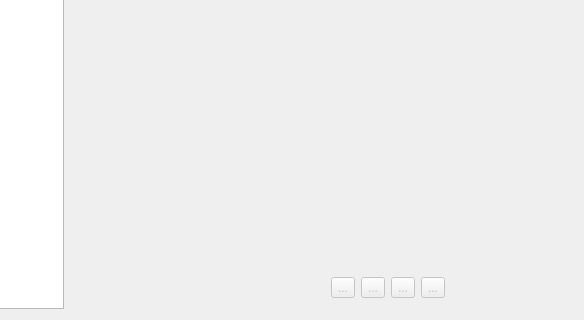
Before: the Qt Designer form src/slideshow_gui.ui in bernds/q5Go, drawn with Qt 5; both pictures show x 203 to 787 and y 228 to 548 of the 1018 by 548 pixel window.
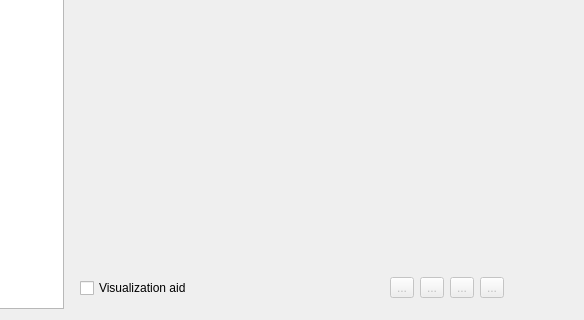
After: the same form once the commit is applied. Icons and pictures are not drawn. Custom widgets are drawn as their Qt base class.

Patch:
```diff
--- a/src/slideshow_gui.ui
+++ b/src/slideshow_gui.ui
@@ -106,6 +106,13 @@
         <property name="bottomMargin">
          <number>1</number>
         </property>
+        <item>
+         <widget class="QCheckBox" name="aidCheckBox">
+          <property name="text">
+           <string>Visualization aid</string>
+          </property>
+         </widget>
+        </item>
         <item>
          <spacer name="horizontalSpacer_3">
           <property name="orientation">
```
